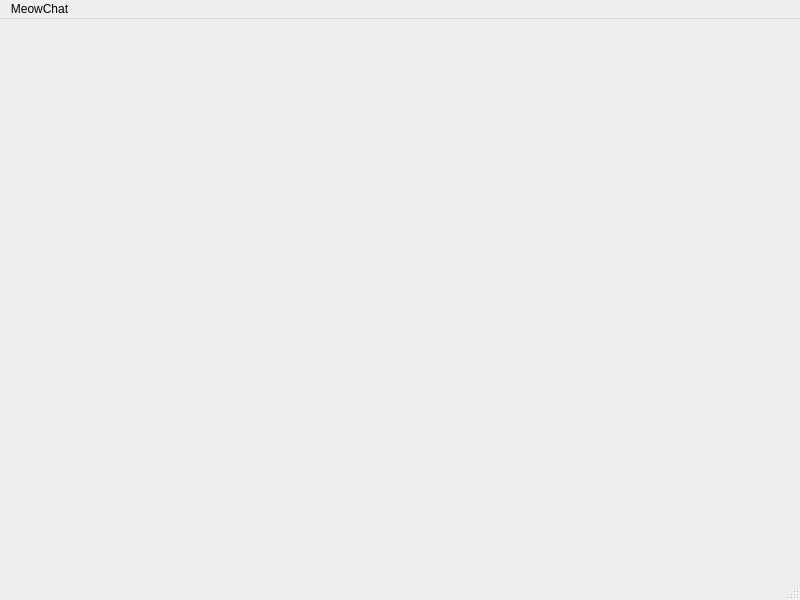
Above: GUI/CryptoMAI/mainwindow.ui from lemito/CryptoMAI before the change. Below: the same form after it.
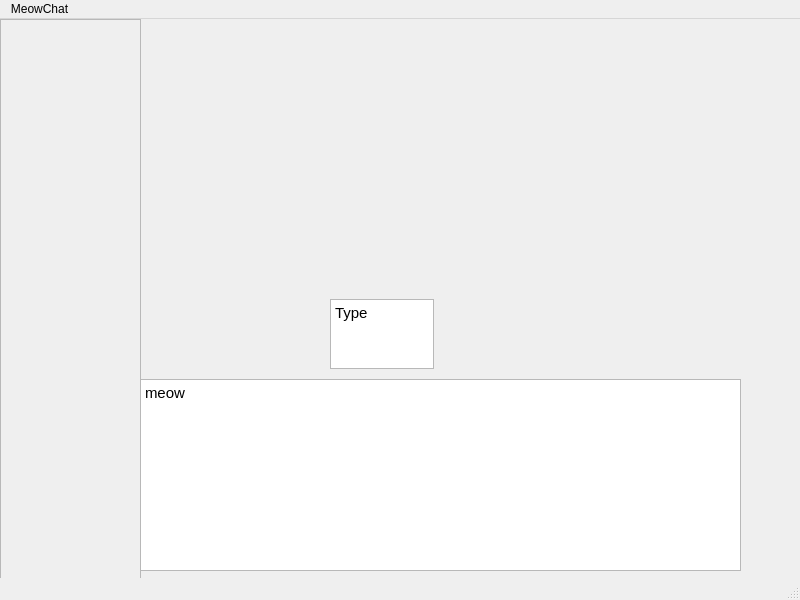
That is the form after the change.

Patch:
```diff
--- a/GUI/CryptoMAI/mainwindow.ui
+++ b/GUI/CryptoMAI/mainwindow.ui
@@ -13,7 +13,72 @@
   <property name="windowTitle">
    <string>MainWindow</string>
   </property>
-  <widget class="QWidget" name="centralwidget"/>
+  <widget class="QWidget" name="centralwidget">
+   <widget class="QScrollArea" name="scrollArea">
+    <property name="geometry">
+     <rect>
+      <x>0</x>
+      <y>0</y>
+      <width>141</width>
+      <height>561</height>
+     </rect>
+    </property>
+    <property name="widgetResizable">
+     <bool>true</bool>
+    </property>
+    <widget class="QWidget" name="scrollAreaWidgetContents">
+     <property name="geometry">
+      <rect>
+       <x>0</x>
+       <y>0</y>
+       <width>139</width>
+       <height>559</height>
+      </rect>
+     </property>
+    </widget>
+   </widget>
+   <widget class="QTextBrowser" name="textBrowser">
+    <property name="geometry">
+     <rect>
+      <x>140</x>
+      <y>360</y>
+      <width>601</width>
+      <height>192</height>
+     </rect>
+    </property>
+    <property name="html">
+     <string>&lt;!DOCTYPE HTML PUBLIC &quot;-//W3C//DTD HTML 4.0//EN&quot; &quot;http://www.w3.org/TR/REC-html40/strict.dtd&quot;&gt;
+&lt;html&gt;&lt;head&gt;&lt;meta name=&quot;qrichtext&quot; content=&quot;1&quot; /&gt;&lt;meta charset=&quot;utf-8&quot; /&gt;&lt;style type=&quot;text/css&quot;&gt;
+p, li { white-space: pre-wrap; }
+hr { height: 1px; border-width: 0; }
+li.unchecked::marker { content: &quot;\2610&quot;; }
+li.checked::marker { content: &quot;\2612&quot;; }
+&lt;/style&gt;&lt;/head&gt;&lt;body style=&quot; font-family:'Ubuntu Sans'; font-size:11pt; font-weight:400; font-style:normal;&quot;&gt;
+&lt;p style=&quot; margin-top:0px; margin-bottom:0px; margin-left:0px; margin-right:0px; -qt-block-indent:0; text-indent:0px;&quot;&gt;meow&lt;/p&gt;&lt;/body&gt;&lt;/html&gt;</string>
+    </property>
+   </widget>
+   <widget class="QTextEdit" name="textEdit">
+    <property name="geometry">
+     <rect>
+      <x>330</x>
+      <y>280</y>
+      <width>104</width>
+      <height>70</height>
+     </rect>
+    </property>
+    <property name="html">
+     <string>&lt;!DOCTYPE HTML PUBLIC &quot;-//W3C//DTD HTML 4.0//EN&quot; &quot;http://www.w3.org/TR/REC-html40/strict.dtd&quot;&gt;
+&lt;html&gt;&lt;head&gt;&lt;meta name=&quot;qrichtext&quot; content=&quot;1&quot; /&gt;&lt;meta charset=&quot;utf-8&quot; /&gt;&lt;style type=&quot;text/css&quot;&gt;
+p, li { white-space: pre-wrap; }
+hr { height: 1px; border-width: 0; }
+li.unchecked::marker { content: &quot;\2610&quot;; }
+li.checked::marker { content: &quot;\2612&quot;; }
+&lt;/style&gt;&lt;/head&gt;&lt;body style=&quot; font-family:'Ubuntu Sans'; font-size:11pt; font-weight:400; font-style:normal;&quot;&gt;
+&lt;p style=&quot; margin-top:0px; margin-bottom:0px; margin-left:0px; margin-right:0px; -qt-block-indent:0; text-indent:0px;&quot;&gt;Type&lt;/p&gt;
+&lt;p style=&quot;-qt-paragraph-type:empty; margin-top:0px; margin-bottom:0px; margin-left:0px; margin-right:0px; -qt-block-indent:0; text-indent:0px;&quot;&gt;&lt;br /&gt;&lt;/p&gt;&lt;/body&gt;&lt;/html&gt;</string>
+    </property>
+   </widget>
+  </widget>
   <widget class="QStatusBar" name="statusbar"/>
   <widget class="QMenuBar" name="menubar">
    <property name="geometry">
```
Left out of the diff: 2 changed lines with no effect on the pictures.
